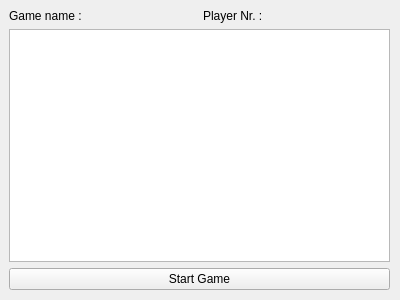
Qt form PyQt_Gui/Widget_Ui_start_game.ui (CarstenGorkow/PySnake_by_carsten) before a commit.
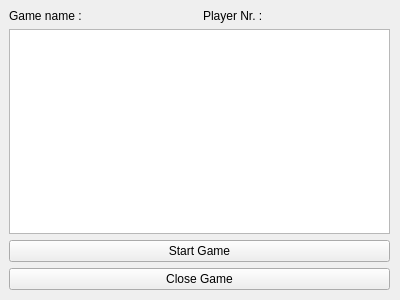
The same form after that commit.

Diff of the .ui file:
```diff
--- a/PyQt_Gui/Widget_Ui_start_game.ui
+++ b/PyQt_Gui/Widget_Ui_start_game.ui
@@ -80,6 +80,13 @@
       </property>
      </widget>
     </item>
+    <item>
+     <widget class="QPushButton" name="push_button_close_game">
+      <property name="text">
+       <string>Close Game</string>
+      </property>
+     </widget>
+    </item>
    </layout>
   </widget>
  </widget>
```
